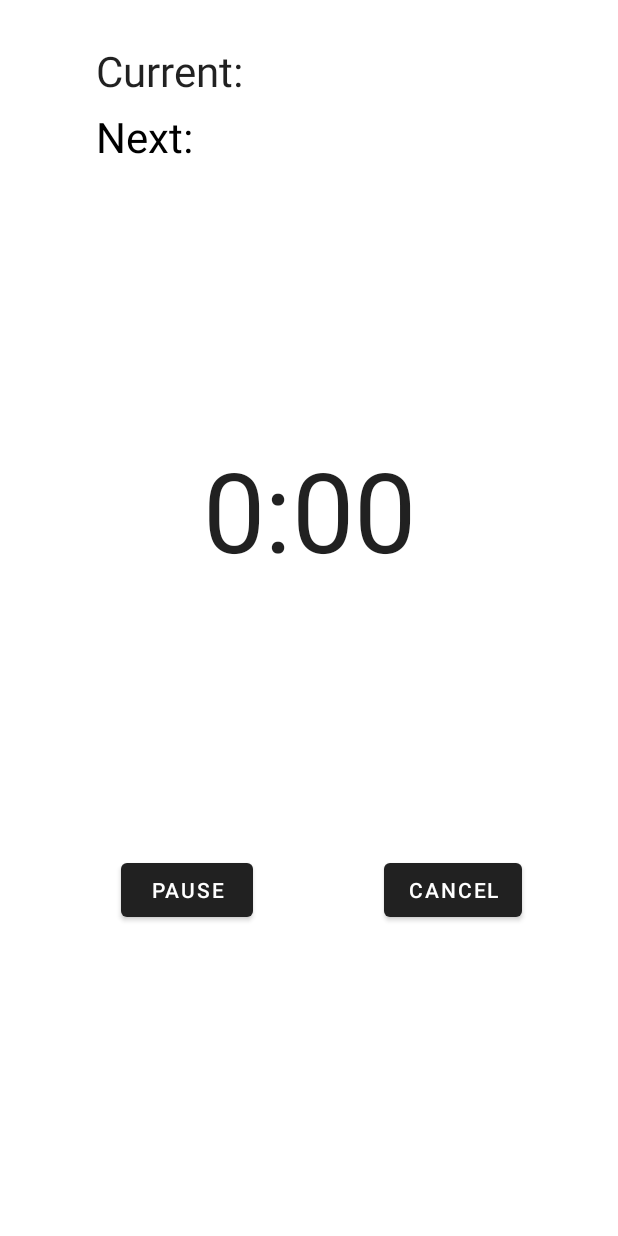
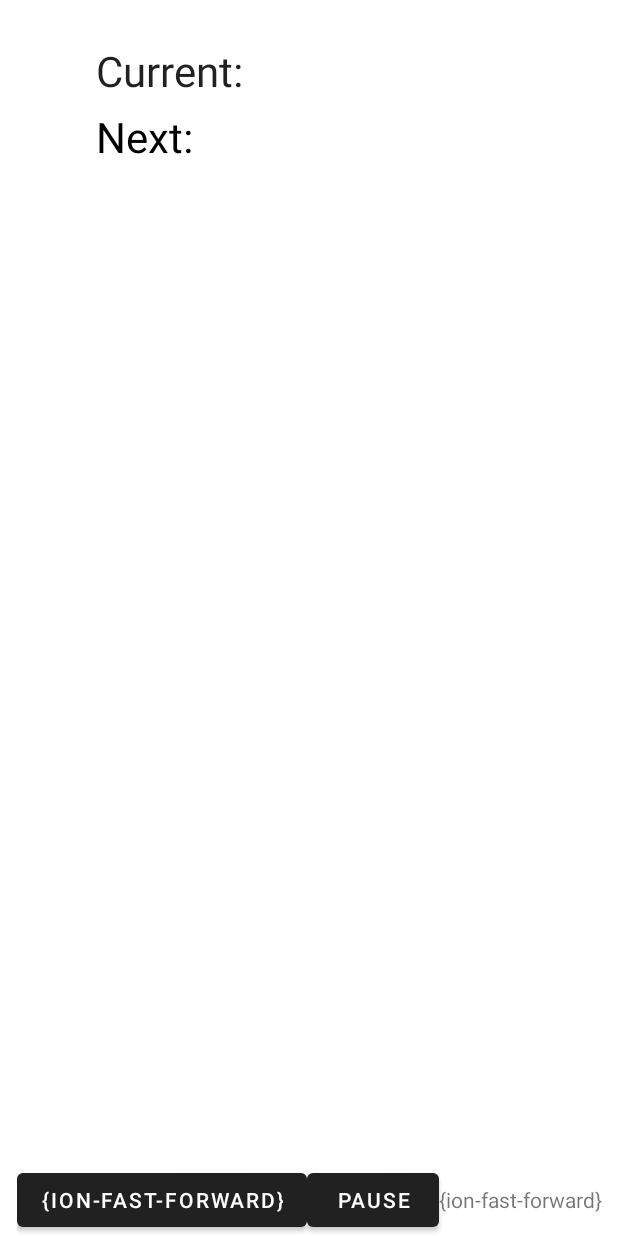
Before and after one commit to Ayyuan1/Simple-Workout-Timer, an Android app: the layout activity_countdown.xml on its own in the app's theme, with its tools: preview values and no code run, on a phone screen of 412 x 824 dp. Run offline under Robolectric (Android 15) with nearby library versions, the light colour scheme and no system bars.

Commit message:
gradle changes

```diff
--- a/app/src/main/java/edu/ucsd/ayyuan/myapplication/persistence/ActivityEntity.kt
+++ b/app/src/main/java/edu/ucsd/ayyuan/myapplication/persistence/ActivityEntity.kt
@@ -11,6 +11,9 @@ data class ActivityEntity(
     @ColumnInfo(name = "id")
     var id: String = "",
 
+    @ColumnInfo(name = "workoutId")
+    var workoutId: String = "",
+
     @ColumnInfo(name = "name")
     var name: String = "",
 
--- a/app/src/main/java/edu/ucsd/ayyuan/myapplication/persistence/ActivityListDao.kt
+++ b/app/src/main/java/edu/ucsd/ayyuan/myapplication/persistence/ActivityListDao.kt
@@ -11,6 +11,9 @@ interface ActivityListDao {
     @Query("SELECT * FROM activities")
     fun getAllActivities(): List<ActivityEntity>
 
+    @Query("SELECT * FROM activities WHERE workoutId = :workoutId")
+    fun getWorkoutById(workoutId: String): List<ActivityEntity>
+
     @Insert(onConflict = OnConflictStrategy.REPLACE)
-    suspend fun insertActivities(activities: List<activityObject>)
+    suspend fun insertActivities(activities: List<ActivityEntity>)
 }
--- a/app/src/main/res/layout/activity_countdown.xml
+++ b/app/src/main/res/layout/activity_countdown.xml
@@ -1,63 +1,12 @@
 <?xml version="1.0" encoding="utf-8"?>
-<androidx.constraintlayout.widget.ConstraintLayout xmlns:android="http://schemas.android.com/apk/res/android"
+<androidx.constraintlayout.widget.ConstraintLayout
+    xmlns:android="http://schemas.android.com/apk/res/android"
     xmlns:app="http://schemas.android.com/apk/res-auto"
     xmlns:tools="http://schemas.android.com/tools"
     android:id="@+id/main"
     android:layout_width="match_parent"
     android:layout_height="match_parent"
-    android:layout_gravity="center"
     tools:context=".CountdownActivity">
-
-    <TextView
-        android:id="@+id/tvCountdown"
-        android:layout_width="wrap_content"
-        android:layout_height="wrap_content"
-        android:text="0:00"
-        android:textAppearance="@style/TextAppearance.AppCompat.Large"
-        android:textSize="74sp"
-        app:layout_constraintTop_toTopOf="parent"
-        app:layout_constraintBottom_toBottomOf="parent"
-        app:layout_constraintLeft_toLeftOf="parent"
-        app:layout_constraintRight_toRightOf="parent"
-        app:layout_constraintHorizontal_bias="0.5"
-        app:layout_constraintVertical_bias="0.4" />
-
-    <Button
-        android:id="@+id/btPause"
-        android:layout_width="wrap_content"
-        android:layout_height="wrap_content"
-        android:text="pause"
-        app:layout_constraintBottom_toBottomOf="@+id/btCancel"
-        app:layout_constraintEnd_toStartOf="@+id/btCancel"
-        app:layout_constraintHorizontal_bias="0.481"
-        app:layout_constraintStart_toStartOf="parent"
-        app:layout_constraintTop_toTopOf="@+id/btCancel"
-        app:layout_constraintVertical_bias="1.0" />
-
-    <Button
-        android:id="@+id/btCancel"
-        android:layout_width="wrap_content"
-        android:layout_height="wrap_content"
-        android:layout_marginTop="180dp"
-        android:layout_marginEnd="64dp"
-        android:text="cancel"
-        app:layout_constraintEnd_toEndOf="parent"
-        app:layout_constraintTop_toBottomOf="@+id/tvCountdown" />
-
-    <ProgressBar
-        android:id="@+id/progressBar"
-        style="?android:attr/progressBarStyleHorizontal"
-        android:layout_width="match_parent"
-        android:layout_height="match_parent"
-        android:layout_marginBottom="4dp"
-        android:foregroundGravity="center"
-        android:max="100"
-        android:progress="0"
-        android:progressDrawable="@drawable/circular_progress_drawable"
-        app:layout_constraintBottom_toBottomOf="@id/progressBar"
-        app:layout_constraintEnd_toEndOf="@id/progressBar"
-        app:layout_constraintStart_toStartOf="@id/progressBar"
-        app:layout_constraintTop_toTopOf="@id/progressBar" />
 
     <TextView
         android:id="@+id/tvActivityName"
@@ -83,4 +32,49 @@
         app:layout_constraintStart_toStartOf="parent"
         app:layout_constraintTop_toBottomOf="@+id/tvActivityName" />
 
+    <TextView
+        android:id="@+id/countdown_timer"
+        android:layout_width="wrap_content"
+        android:layout_height="wrap_content"
+        android:textAppearance="@style/TextAppearance.AppCompat.Large"
+        android:textSize="104sp"
+        app:layout_constraintTop_toTopOf="parent"
+        app:layout_constraintBottom_toBottomOf="parent"
+        app:layout_constraintLeft_toLeftOf="parent"
+        app:layout_constraintRight_toRightOf="parent" />
+
+    <!-- Wrap the Back, Pause, and Forward buttons in a LinearLayout -->
+    <LinearLayout
+        android:id="@+id/action_buttons"
+        android:layout_width="wrap_content"
+        android:layout_height="wrap_content"
+        android:orientation="horizontal"
+        app:layout_constraintBottom_toBottomOf="parent"
+        app:layout_constraintStart_toStartOf="parent"
+        app:layout_constraintEnd_toEndOf="parent"
+        app:layout_constraintVertical_bias="0.9"
+        >
+
+        <Button
+            android:id="@+id/btBack"
+            android:layout_width="wrap_content"
+            android:layout_height="wrap_content"
+            android:text="@string/backward_icon"
+            />
+
+        <Button
+            android:id="@+id/btPause"
+            android:layout_width="wrap_content"
+            android:layout_height="wrap_content"
+            android:text="@string/pause"
+            />
+
+        <TextView
+            android:id="@+id/btForward"
+            android:layout_width="wrap_content"
+            android:layout_height="wrap_content"
+            android:text="@string/forward_icon" />
+
+    </LinearLayout>
+
 </androidx.constraintlayout.widget.ConstraintLayout>
--- a/app/src/main/res/values/strings.xml
+++ b/app/src/main/res/values/strings.xml
@@ -1,8 +1,19 @@
 <resources>
     <string name="simple_workout_timer">Simple Workout Timer</string>
+    <string name="workout_timer">Workout Timer</string>
+
+    <string name="forward_icon">{ion-fast-forward}</string>
+    <string name="backward_icon">{ion-fast-forward}</string>
+    <string name="pause">Pause</string>
 
     <string name="minutes_text">%s minutes</string>
     <string name="one_minutes_text">1 minutes</string>
     <string name="seconds_text">%s seconds</string>
     <string name="one_second_text">%s second</string>
+
+    <string name="no_exercises_empty_list">
+        You haven\'t added any exercises to this workout yet.
+        Tap the create button to get started!
+    </string>
+
 </resources>
--- a/build.gradle.kts
+++ b/build.gradle.kts
@@ -2,11 +2,11 @@
 plugins {
     alias(libs.plugins.androidApplication) apply false
     alias(libs.plugins.jetbrainsKotlinAndroid) apply false
-    id("org.jetbrains.kotlin.jvm") version "1.8.0" // or your preferred version
+    kotlin("jvm") version "2.0.21" apply false
 }
 
 buildscript {
     dependencies {
-        classpath("org.jetbrains.kotlin:kotlin-gradle-plugin:1.8.0") // or your preferred version
+        classpath(kotlin("gradle-plugin", version = "2.0.21"))
     }
 }
--- a/gradle/libs.versions.toml
+++ b/gradle/libs.versions.toml
@@ -20,7 +20,6 @@ androidx-appcompat = { group = "androidx.appcompat", name = "appcompat", version
 material = { group = "com.google.android.material", name = "material", version.ref = "material" }
 androidx-activity = { group = "androidx.activity", name = "activity", version.ref = "activity" }
 androidx-constraintlayout = { group = "androidx.constraintlayout", name = "constraintlayout", version.ref = "constraintlayout" }
-compose-preview-renderer = { group = "com.android.tools.compose", name = "compose-preview-renderer", version.ref = "composePreviewRenderer" }
 
 [plugins]
 androidApplication = { id = "com.android.application", version.ref = "agp" }
```
Also changed, not shown: app/build.gradle.kts (+20 -10 lines), app/src/main/java/edu/ucsd/ayyuan/myapplication/CountdownActivity.kt (+20 -16 lines), app/src/main/java/edu/ucsd/ayyuan/myapplication/CreateActivity.kt (+19 -6 lines), app/src/main/java/edu/ucsd/ayyuan/myapplication/activitylist/ActivityListActivity.kt (+84 -29 lines), app/src/main/java/edu/ucsd/ayyuan/myapplication/models/Workout.kt (added, +11 -0 lines), app/src/main/java/edu/ucsd/ayyuan/myapplication/persistence/ActivityDatabaseManager.kt (+26 -2 lines), app/src/main/res/layout/activity_list.xml (+18 -0 lines).
